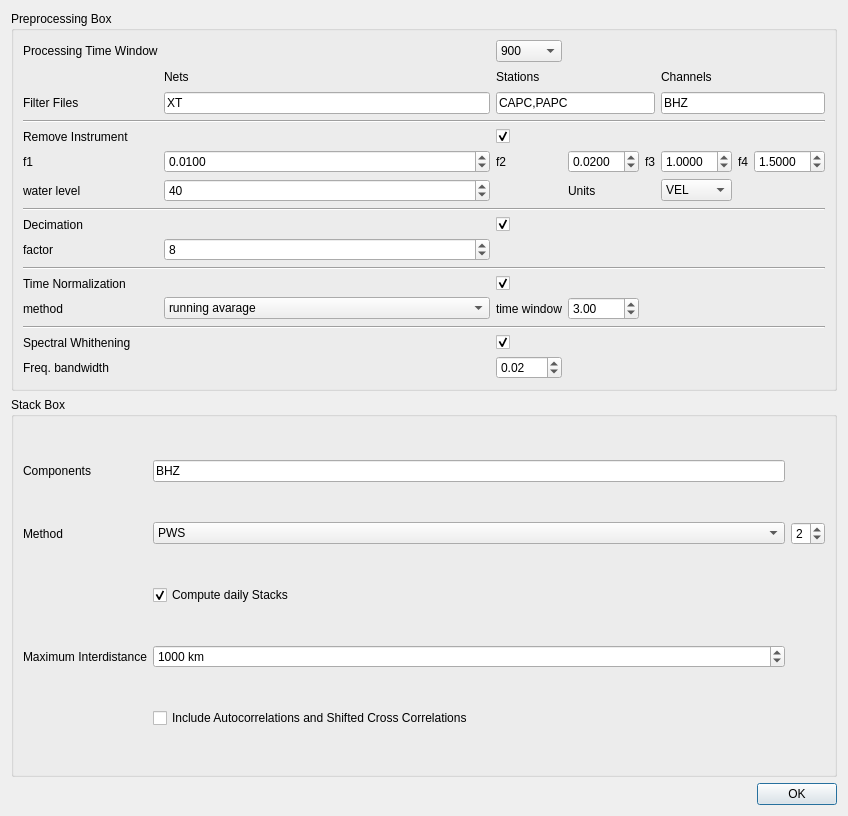
Before: the Qt Designer form isp/resources/designer_uis/SettingsDialogNoise.ui in ProjectISP/ISP, drawn with Qt 5.
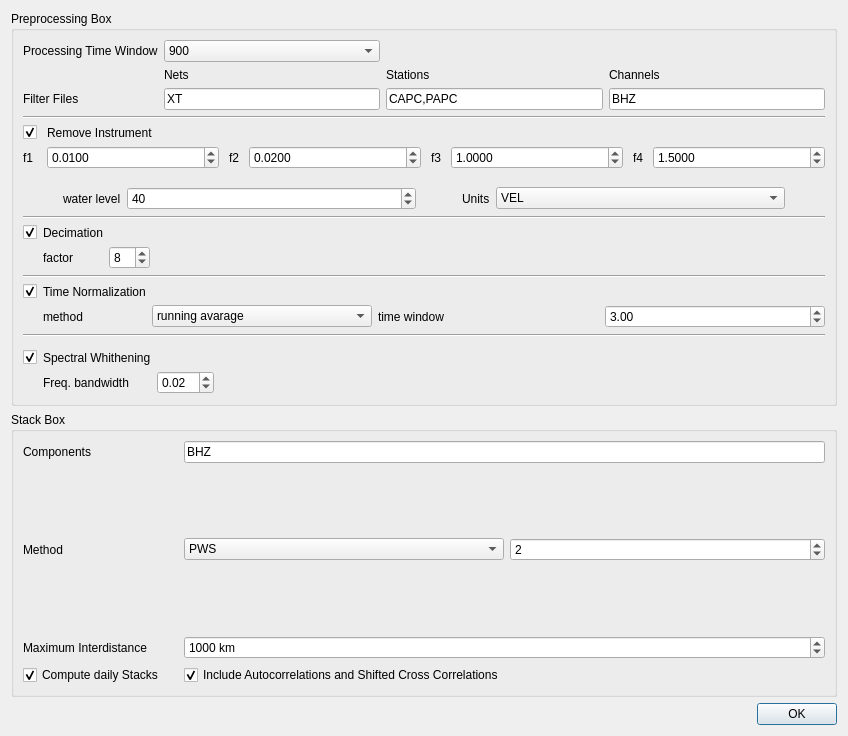
After: the same form once the commit is applied.

Commit message: SettingsDialogNoise designed new

```diff
--- a/isp/resources/designer_uis/SettingsDialogNoise.ui
+++ b/isp/resources/designer_uis/SettingsDialogNoise.ui
@@ -7,7 +7,7 @@
     <x>0</x>
     <y>0</y>
     <width>848</width>
-    <height>816</height>
+    <height>736</height>
    </rect>
   </property>
   <property name="windowTitle">
@@ -19,14 +19,79 @@
      <property name="title">
       <string>Preprocessing Box</string>
      </property>
-     <layout class="QGridLayout" name="gridLayout">
+     <layout class="QVBoxLayout" name="verticalLayout_3">
+      <item>
+       <layout class="QGridLayout" name="gridLayout_2">
+        <property name="topMargin">
+         <number>0</number>
+        </property>
+        <item row="0" column="0">
+         <widget class="QLabel" name="label_17">
+          <property name="sizePolicy">
+           <sizepolicy hsizetype="Maximum" vsizetype="Preferred">
+            <horstretch>0</horstretch>
+            <verstretch>0</verstretch>
+           </sizepolicy>
+          </property>
+          <property name="text">
+           <string>Processing Time Window</string>
+          </property>
+         </widget>
+        </item>
       <item row="2" column="1">
        <widget class="QLineEdit" name="lineEditNets">
+          <property name="sizePolicy">
+           <sizepolicy hsizetype="Expanding" vsizetype="Fixed">
+            <horstretch>0</horstretch>
+            <verstretch>0</verstretch>
+           </sizepolicy>
+          </property>
         <property name="text">
          <string>XT</string>
         </property>
        </widget>
       </item>
+        <item row="2" column="2">
+         <widget class="QLineEdit" name="lineEditStations">
+          <property name="text">
+           <string>CAPC,PAPC</string>
+          </property>
+         </widget>
+        </item>
+        <item row="2" column="0">
+         <widget class="QLabel" name="label_18">
+          <property name="sizePolicy">
+           <sizepolicy hsizetype="Maximum" vsizetype="Preferred">
+            <horstretch>0</horstretch>
+            <verstretch>0</verstretch>
+           </sizepolicy>
+          </property>
+          <property name="text">
+           <string>Filter Files</string>
+          </property>
+         </widget>
+        </item>
+        <item row="2" column="3">
+         <widget class="QLineEdit" name="lineEditChannels">
+          <property name="text">
+           <string>BHZ</string>
+          </property>
+         </widget>
+        </item>
+        <item row="1" column="3">
+         <widget class="QLabel" name="label_21">
+          <property name="text">
+           <string>Channels</string>
+          </property>
+         </widget>
+        </item>
+        <item row="1" column="2">
+         <widget class="QLabel" name="label_20">
+          <property name="text">
+           <string>Stations</string>
+          </property>
+         </widget>
+        </item>
       <item row="1" column="1">
        <widget class="QLabel" name="label_19">
         <property name="text">
@@ -34,89 +99,75 @@
         </property>
        </widget>
       </item>
-      <item row="16" column="2">
-       <widget class="QDoubleSpinBox" name="freqbandwidth">
-        <property name="value">
-         <double>0.020000000000000</double>
-        </property>
-       </widget>
-      </item>
-      <item row="11" column="0" colspan="8">
-       <widget class="Line" name="line_6">
-        <property name="orientation">
-         <enum>Qt::Horizontal</enum>
-        </property>
-       </widget>
-      </item>
-      <item row="4" column="0" colspan="2">
-       <widget class="QLabel" name="label_5">
-        <property name="styleSheet">
-         <string notr="true">font: 13pt &quot;.AppleSystemUIFont&quot;;</string>
-        </property>
+        <item row="0" column="1">
+         <widget class="QComboBox" name="timeWindowCB">
+          <property name="sizePolicy">
+           <sizepolicy hsizetype="Preferred" vsizetype="Fixed">
+            <horstretch>0</horstretch>
+            <verstretch>0</verstretch>
+           </sizepolicy>
+          </property>
+          <item>
+           <property name="text">
+            <string>900</string>
+           </property>
+          </item>
+          <item>
         <property name="text">
-         <string>Remove Instrument</string>
-        </property>
-       </widget>
-      </item>
-      <item row="8" column="0" colspan="8">
-       <widget class="Line" name="line">
-        <property name="orientation">
-         <enum>Qt::Horizontal</enum>
-        </property>
-       </widget>
-      </item>
-      <item row="13" column="0">
-       <widget class="QLabel" name="label_9">
+            <string>1300</string>
+           </property>
+          </item>
+          <item>
+           <property name="text">
+            <string>3600</string>
+           </property>
+          </item>
+          <item>
         <property name="text">
-         <string>method</string>
-        </property>
-       </widget>
-      </item>
-      <item row="10" column="1">
-       <widget class="QSpinBox" name="factor">
-        <property name="value">
-         <number>8</number>
-        </property>
-       </widget>
-      </item>
-      <item row="9" column="0" colspan="2">
-       <widget class="QLabel" name="label_6">
-        <property name="text">
-         <string>Decimation</string>
+            <string>4900</string>
+           </property>
+          </item>
+          <item>
+           <property name="text">
+            <string>7200</string>
+           </property>
+          </item>
+         </widget>
+        </item>
+       </layout>
+      </item>
+      <item>
+       <widget class="Line" name="line_3">
+        <property name="orientation">
+         <enum>Qt::Horizontal</enum>
         </property>
        </widget>
       </item>
-      <item row="12" column="2">
-       <widget class="QCheckBox" name="time_normalizationCB">
-        <property name="text">
-         <string/>
+      <item>
+       <layout class="QGridLayout" name="gridLayout_4">
+        <property name="topMargin">
+         <number>0</number>
         </property>
-        <property name="checked">
-         <bool>true</bool>
+        <property name="horizontalSpacing">
+         <number>10</number>
         </property>
-       </widget>
-      </item>
-      <item row="12" column="0" colspan="2">
-       <widget class="QLabel" name="label_3">
-        <property name="text">
-         <string>Time Normalization</string>
-        </property>
-       </widget>
-      </item>
-      <item row="9" column="2">
-       <widget class="QCheckBox" name="decimationCB">
+        <item row="1" column="2">
+         <widget class="QLabel" name="label_2">
+          <property name="sizePolicy">
+           <sizepolicy hsizetype="Maximum" vsizetype="Preferred">
+            <horstretch>0</horstretch>
+            <verstretch>0</verstretch>
+           </sizepolicy>
+          </property>
         <property name="text">
-         <string/>
-        </property>
-        <property name="checked">
-         <bool>true</bool>
-        </property>
-       </widget>
-      </item>
-      <item row="6" column="0">
+           <string>f2</string>
+          </property>
+         </widget>
+        </item>
+        <item row="1" column="0">
        <widget class="QLabel" name="label">
         <property name="sizePolicy">
-         <sizepolicy hsizetype="Minimum" vsizetype="Preferred">
+           <sizepolicy hsizetype="Maximum" vsizetype="Preferred">
           <horstretch>0</horstretch>
           <verstretch>0</verstretch>
          </sizepolicy>
@@ -126,15 +177,21 @@
         </property>
        </widget>
       </item>
-      <item row="10" column="0">
-       <widget class="QLabel" name="label_8">
-        <property name="text">
-         <string>factor</string>
-        </property>
-       </widget>
-      </item>
-      <item row="6" column="5">
-       <widget class="QDoubleSpinBox" name="f3">
+        <item row="1" column="1">
+         <widget class="QDoubleSpinBox" name="f1">
+          <property name="decimals">
+           <number>4</number>
+          </property>
+          <property name="singleStep">
+           <double>0.010000000000000</double>
+          </property>
+          <property name="value">
+           <double>0.010000000000000</double>
+          </property>
+         </widget>
+        </item>
+        <item row="1" column="3">
+         <widget class="QDoubleSpinBox" name="f2">
         <property name="decimals">
          <number>4</number>
         </property>
@@ -142,18 +199,27 @@
          <double>0.010000000000000</double>
         </property>
         <property name="value">
-         <double>1.000000000000000</double>
+           <double>0.020000000000000</double>
         </property>
        </widget>
       </item>
-      <item row="7" column="3">
-       <widget class="QLabel" name="label_14">
+        <item row="0" column="0">
+         <widget class="QCheckBox" name="remove_responseCB">
+          <property name="sizePolicy">
+           <sizepolicy hsizetype="Maximum" vsizetype="Fixed">
+            <horstretch>0</horstretch>
+            <verstretch>0</verstretch>
+           </sizepolicy>
+          </property>
         <property name="text">
-         <string>Units</string>
-        </property>
-       </widget>
-      </item>
-      <item row="6" column="4">
+           <string/>
+          </property>
+          <property name="checked">
+           <bool>true</bool>
+          </property>
+         </widget>
+        </item>
+        <item row="1" column="4">
        <widget class="QLabel" name="label_4">
         <property name="sizePolicy">
          <sizepolicy hsizetype="Maximum" vsizetype="Preferred">
@@ -166,47 +232,8 @@
         </property>
        </widget>
       </item>
-      <item row="7" column="5">
-       <widget class="QComboBox" name="unitsCB">
-        <item>
-         <property name="text">
-          <string>VEL</string>
-         </property>
-        </item>
-        <item>
-         <property name="text">
-          <string>DISP</string>
-         </property>
-        </item>
-        <item>
-         <property name="text">
-          <string>ACC</string>
-         </property>
-        </item>
-       </widget>
-      </item>
-      <item row="14" column="0" colspan="8">
-       <widget class="Line" name="line_2">
-        <property name="orientation">
-         <enum>Qt::Horizontal</enum>
-        </property>
-       </widget>
-      </item>
-      <item row="6" column="2">
-       <widget class="QLabel" name="label_2">
-        <property name="sizePolicy">
-         <sizepolicy hsizetype="Minimum" vsizetype="Preferred">
-          <horstretch>0</horstretch>
-          <verstretch>0</verstretch>
-         </sizepolicy>
-        </property>
-        <property name="text">
-         <string>f2</string>
-        </property>
-       </widget>
-      </item>
-      <item row="6" column="7">
-       <widget class="QDoubleSpinBox" name="f4">
+        <item row="1" column="5">
+         <widget class="QDoubleSpinBox" name="f3">
         <property name="decimals">
          <number>4</number>
         </property>
@@ -214,19 +241,25 @@
          <double>0.010000000000000</double>
         </property>
         <property name="value">
-         <double>1.500000000000000</double>
+           <double>1.000000000000000</double>
         </property>
        </widget>
       </item>
-      <item row="6" column="6">
+        <item row="1" column="6">
        <widget class="QLabel" name="label_7">
+          <property name="sizePolicy">
+           <sizepolicy hsizetype="Maximum" vsizetype="Preferred">
+            <horstretch>0</horstretch>
+            <verstretch>0</verstretch>
+           </sizepolicy>
+          </property>
         <property name="text">
          <string>f4</string>
         </property>
        </widget>
       </item>
-      <item row="6" column="1">
-       <widget class="QDoubleSpinBox" name="f1">
+        <item row="1" column="7">
+         <widget class="QDoubleSpinBox" name="f4">
         <property name="decimals">
          <number>4</number>
         </property>
@@ -234,46 +267,287 @@
          <double>0.010000000000000</double>
         </property>
         <property name="value">
-         <double>0.010000000000000</double>
+           <double>1.500000000000000</double>
         </property>
        </widget>
       </item>
-      <item row="7" column="0">
+        <item row="0" column="1" colspan="7">
+         <widget class="QLabel" name="label_5">
+          <property name="styleSheet">
+           <string notr="true">font: 13pt &quot;.AppleSystemUIFont&quot;;</string>
+          </property>
+          <property name="text">
+           <string>Remove Instrument</string>
+          </property>
+         </widget>
+        </item>
+       </layout>
+      </item>
+      <item>
+       <layout class="QHBoxLayout" name="horizontalLayout">
+        <property name="topMargin">
+         <number>12</number>
+        </property>
+        <item>
+         <spacer name="horizontalSpacer">
+          <property name="orientation">
+           <enum>Qt::Horizontal</enum>
+          </property>
+          <property name="sizeType">
+           <enum>QSizePolicy::Fixed</enum>
+          </property>
+          <property name="sizeHint" stdset="0">
+           <size>
+            <width>40</width>
+            <height>20</height>
+           </size>
+          </property>
+         </spacer>
+        </item>
+        <item>
        <widget class="QLabel" name="label_13">
+          <property name="sizePolicy">
+           <sizepolicy hsizetype="Maximum" vsizetype="Preferred">
+            <horstretch>0</horstretch>
+            <verstretch>0</verstretch>
+           </sizepolicy>
+          </property>
         <property name="text">
          <string>water level</string>
         </property>
        </widget>
       </item>
-      <item row="7" column="1">
+        <item>
        <widget class="QSpinBox" name="waterlevelSB">
+          <property name="sizePolicy">
+           <sizepolicy hsizetype="Preferred" vsizetype="Fixed">
+            <horstretch>0</horstretch>
+            <verstretch>0</verstretch>
+           </sizepolicy>
+          </property>
         <property name="value">
          <number>40</number>
         </property>
        </widget>
       </item>
-      <item row="3" column="0" colspan="8">
-       <widget class="Line" name="line_3">
+        <item>
+         <spacer name="horizontalSpacer_2">
         <property name="orientation">
          <enum>Qt::Horizontal</enum>
         </property>
-       </widget>
-      </item>
-      <item row="15" column="0">
-       <widget class="QLabel" name="label_11">
+          <property name="sizeType">
+           <enum>QSizePolicy::Fixed</enum>
+          </property>
+          <property name="sizeHint" stdset="0">
+           <size>
+            <width>40</width>
+            <height>20</height>
+           </size>
+          </property>
+         </spacer>
+        </item>
+        <item>
+         <widget class="QLabel" name="label_14">
+          <property name="sizePolicy">
+           <sizepolicy hsizetype="Maximum" vsizetype="Preferred">
+            <horstretch>0</horstretch>
+            <verstretch>0</verstretch>
+           </sizepolicy>
+          </property>
+          <property name="text">
+           <string>Units</string>
+          </property>
+         </widget>
+        </item>
+        <item>
+         <widget class="QComboBox" name="unitsCB">
+          <property name="sizePolicy">
+           <sizepolicy hsizetype="Preferred" vsizetype="Fixed">
+            <horstretch>0</horstretch>
+            <verstretch>0</verstretch>
+           </sizepolicy>
+          </property>
+          <item>
         <property name="text">
-         <string>Spectral Whithening</string>
-        </property>
-       </widget>
-      </item>
-      <item row="13" column="2">
+            <string>VEL</string>
+           </property>
+          </item>
+          <item>
+           <property name="text">
+            <string>DISP</string>
+           </property>
+          </item>
+          <item>
+           <property name="text">
+            <string>ACC</string>
+           </property>
+          </item>
+         </widget>
+        </item>
+        <item>
+         <spacer name="horizontalSpacer_3">
+          <property name="orientation">
+           <enum>Qt::Horizontal</enum>
+          </property>
+          <property name="sizeType">
+           <enum>QSizePolicy::Fixed</enum>
+          </property>
+          <property name="sizeHint" stdset="0">
+           <size>
+            <width>40</width>
+            <height>20</height>
+           </size>
+          </property>
+         </spacer>
+        </item>
+       </layout>
+      </item>
+      <item>
+       <widget class="Line" name="line">
+        <property name="orientation">
+         <enum>Qt::Horizontal</enum>
+        </property>
+       </widget>
+      </item>
+      <item>
+       <layout class="QGridLayout" name="gridLayout_3">
+        <property name="topMargin">
+         <number>0</number>
+        </property>
+        <item row="1" column="1">
+         <widget class="QLabel" name="label_8">
+          <property name="sizePolicy">
+           <sizepolicy hsizetype="Preferred" vsizetype="Preferred">
+            <horstretch>0</horstretch>
+            <verstretch>0</verstretch>
+           </sizepolicy>
+          </property>
+          <property name="text">
+           <string>factor</string>
+          </property>
+         </widget>
+        </item>
+        <item row="0" column="0">
+         <widget class="QCheckBox" name="decimationCB">
+          <property name="sizePolicy">
+           <sizepolicy hsizetype="Maximum" vsizetype="Fixed">
+            <horstretch>0</horstretch>
+            <verstretch>0</verstretch>
+           </sizepolicy>
+          </property>
+          <property name="text">
+           <string/>
+          </property>
+          <property name="checked">
+           <bool>true</bool>
+          </property>
+         </widget>
+        </item>
+        <item row="0" column="1">
+         <widget class="QLabel" name="label_6">
+          <property name="text">
+           <string>Decimation</string>
+          </property>
+         </widget>
+        </item>
+        <item row="1" column="2">
+         <widget class="QSpinBox" name="factor">
+          <property name="sizePolicy">
+           <sizepolicy hsizetype="Preferred" vsizetype="Fixed">
+            <horstretch>0</horstretch>
+            <verstretch>0</verstretch>
+           </sizepolicy>
+          </property>
+          <property name="value">
+           <number>8</number>
+          </property>
+         </widget>
+        </item>
+        <item row="1" column="3">
+         <spacer name="horizontalSpacer_4">
+          <property name="orientation">
+           <enum>Qt::Horizontal</enum>
+          </property>
+          <property name="sizeHint" stdset="0">
+           <size>
+            <width>40</width>
+            <height>20</height>
+           </size>
+          </property>
+         </spacer>
+        </item>
+       </layout>
+      </item>
+      <item>
+       <widget class="Line" name="line_6">
+        <property name="orientation">
+         <enum>Qt::Horizontal</enum>
+        </property>
+       </widget>
+      </item>
+      <item>
+       <layout class="QGridLayout" name="gridLayout_6">
+        <property name="topMargin">
+         <number>0</number>
+        </property>
+        <item row="1" column="2">
+         <widget class="QComboBox" name="timenorm">
+          <item>
+           <property name="text">
+            <string>running avarage</string>
+           </property>
+          </item>
+          <item>
+           <property name="text">
+            <string>1 bit</string>
+           </property>
+          </item>
+         </widget>
+        </item>
+        <item row="1" column="3">
        <widget class="QLabel" name="label_10">
         <property name="text">
          <string>time window</string>
         </property>
        </widget>
       </item>
-      <item row="13" column="3">
+        <item row="1" column="1">
+         <widget class="QLabel" name="label_9">
+          <property name="sizePolicy">
+           <sizepolicy hsizetype="Maximum" vsizetype="Preferred">
+            <horstretch>0</horstretch>
+            <verstretch>0</verstretch>
+           </sizepolicy>
+          </property>
+          <property name="text">
+           <string>method</string>
+          </property>
+         </widget>
+        </item>
+        <item row="0" column="1">
+         <widget class="QLabel" name="label_3">
+          <property name="text">
+           <string>Time Normalization</string>
+          </property>
+         </widget>
+        </item>
+        <item row="0" column="0">
+         <widget class="QCheckBox" name="time_normalizationCB">
+          <property name="sizePolicy">
+           <sizepolicy hsizetype="Maximum" vsizetype="Fixed">
+            <horstretch>0</horstretch>
+            <verstretch>0</verstretch>
+           </sizepolicy>
+          </property>
+          <property name="text">
+           <string/>
+          </property>
+          <property name="checked">
+           <bool>true</bool>
+          </property>
+         </widget>
+        </item>
+        <item row="1" column="4">
        <widget class="QDoubleSpinBox" name="timewindow">
         <property name="singleStep">
          <double>1.000000000000000</double>
@@ -283,130 +557,77 @@
         </property>
        </widget>
       </item>
-      <item row="16" column="0">
+       </layout>
+      </item>
+      <item>
+       <widget class="Line" name="line_2">
+        <property name="orientation">
+         <enum>Qt::Horizontal</enum>
+        </property>
+       </widget>
+      </item>
+      <item>
+       <layout class="QGridLayout" name="gridLayout_7">
+        <property name="topMargin">
+         <number>7</number>
+        </property>
+        <item row="0" column="0">
+         <widget class="QCheckBox" name="whitheningCB">
+          <property name="sizePolicy">
+           <sizepolicy hsizetype="Maximum" vsizetype="Fixed">
+            <horstretch>0</horstretch>
+            <verstretch>0</verstretch>
+           </sizepolicy>
+          </property>
+          <property name="text">
+           <string/>
+          </property>
+          <property name="checked">
+           <bool>true</bool>
+          </property>
+         </widget>
+        </item>
+        <item row="1" column="2">
+         <widget class="QDoubleSpinBox" name="freqbandwidth">
+          <property name="value">
+           <double>0.020000000000000</double>
+          </property>
+         </widget>
+        </item>
+        <item row="0" column="1">
+         <widget class="QLabel" name="label_11">
+          <property name="text">
+           <string>Spectral Whithening</string>
+          </property>
+         </widget>
+        </item>
+        <item row="1" column="1">
        <widget class="QLabel" name="label_12">
+          <property name="sizePolicy">
+           <sizepolicy hsizetype="Maximum" vsizetype="Preferred">
+            <horstretch>0</horstretch>
+            <verstretch>0</verstretch>
+           </sizepolicy>
+          </property>
         <property name="text">
          <string>Freq. bandwidth</string>
         </property>
        </widget>
       </item>
-      <item row="13" column="1">
-       <widget class="QComboBox" name="timenorm">
-        <item>
-         <property name="text">
-          <string>running avarage</string>
-         </property>
-        </item>
-        <item>
-         <property name="text">
-          <string>1 bit</string>
-         </property>
+        <item row="1" column="3">
+         <spacer name="horizontalSpacer_5">
+          <property name="orientation">
+           <enum>Qt::Horizontal</enum>
+          </property>
+          <property name="sizeHint" stdset="0">
+           <size>
+            <width>40</width>
+            <height>20</height>
+           </size>
+          </property>
+         </spacer>
         </item>
-       </widget>
-      </item>
-      <item row="0" column="0">
-       <widget class="QLabel" name="label_17">
-        <property name="text">
-         <string>Processing Time Window</string>
-        </property>
-       </widget>
-      </item>
-      <item row="15" column="2">
-       <widget class="QCheckBox" name="whitheningCB">
-        <property name="text">
-         <string/>
-        </property>
-        <property name="checked">
-         <bool>true</bool>
-        </property>
-       </widget>
-      </item>
-      <item row="2" column="0">
-       <widget class="QLabel" name="label_18">
-        <property name="text">
-         <string>Filter Files</string>
-        </property>
-       </widget>
-      </item>
-      <item row="0" column="2">
-       <widget class="QComboBox" name="timeWindowCB">
-        <item>
-         <property name="text">
-          <string>900</string>
-         </property>
-        </item>
-        <item>
-         <property name="text">
-          <string>1300</string>
-         </property>
-        </item>
-        <item>
-         <property name="text">
-          <string>3600</string>
-         </property>
-        </item>
-        <item>
-         <property name="text">
-          <string>4900</string>
-         </property>
-        </item>
-        <item>
-         <property name="text">
-          <string>7200</string>
-         </property>
-        </item>
-       </widget>
-      </item>
-      <item row="1" column="2">
-       <widget class="QLabel" name="label_20">
-        <property name="text">
-         <string>Stations</string>
-        </property>
-       </widget>
-      </item>
-      <item row="6" column="3">
-       <widget class="QDoubleSpinBox" name="f2">
-        <property name="decimals">
-         <number>4</number>
-        </property>
-        <property name="singleStep">
-         <double>0.100000000000000</double>
-        </property>
-        <property name="value">
-         <double>0.020000000000000</double>
-        </property>
-       </widget>
-      </item>
-      <item row="1" column="5">
-       <widget class="QLabel" name="label_21">
-        <property name="text">
-         <string>Channels</string>
-        </property>
-       </widget>
-      </item>
-      <item row="2" column="2" colspan="3">
-       <widget class="QLineEdit" name="lineEditStations">
-        <property name="text">
-         <string>CAPC,PAPC</string>
-        </property>
-       </widget>
-      </item>
-      <item row="2" column="5" colspan="3">
-       <widget class="QLineEdit" name="lineEditChannels">
-        <property name="text">
-         <string>BHZ</string>
-        </property>
-       </widget>
-      </item>
-      <item row="4" column="2" colspan="6">
-       <widget class="QCheckBox" name="remove_responseCB">
-        <property name="text">
-         <string/>
-        </property>
-        <property name="checked">
-         <bool>true</bool>
-        </property>
-       </widget>
+       </layout>
       </item>
      </layout>
     </widget>
@@ -416,79 +637,24 @@
      <property name="title">
       <string>Stack Box</string>
      </property>
-     <layout class="QGridLayout" name="gridLayout_3">
-      <item row="4" column="3">
-       <widget class="QCheckBox" name="autocorrCB">
-        <property name="text">
-         <string>Include Autocorrelations and Shifted Cross Correlations</string>
-        </property>
-        <property name="checked">
-         <bool>false</bool>
-        </property>
-       </widget>
-      </item>
-      <item row="3" column="1">
-       <widget class="QLabel" name="label_22">
-        <property name="text">
-         <string>Maximum Interdistance</string>
-        </property>
-       </widget>
-      </item>
-      <item row="1" column="4">
-       <widget class="QSpinBox" name="powerSB">
-        <property name="minimum">
-         <number>1</number>
-        </property>
-        <property name="maximum">
-         <number>8</number>
-        </property>
-        <property name="value">
-         <number>2</number>
-        </property>
-       </widget>
-      </item>
-      <item row="0" column="1">
+     <layout class="QVBoxLayout" name="verticalLayout_2">
+      <item>
+       <layout class="QGridLayout" name="gridLayout_5">
+        <item row="0" column="0">
        <widget class="QLabel" name="label_16">
         <property name="text">
          <string>Components</string>
         </property>
        </widget>
       </item>
-      <item row="1" column="3">
-       <widget class="QComboBox" name="stackCB">
-        <item>
-         <property name="text">
-          <string>PWS</string>
-         </property>
-        </item>
-        <item>
-         <property name="text">
-          <string>Linear</string>
-         </property>
-        </item>
-        <item>
-         <property name="text">
-          <string>nrooth</string>
-         </property>
-        </item>
-       </widget>
-      </item>
-      <item row="1" column="1">
-       <widget class="QLabel" name="label_15">
-        <property name="text">
-         <string>Method</string>
-        </property>
-       </widget>
-      </item>
-      <item row="0" column="3">
-       <widget class="QLineEdit" name="componentsLE">
-        <property name="text">
-         <string>BHZ</string>
-        </property>
-       </widget>
-      </item>
-      <item row="3" column="3">
+        <item row="3" column="1" colspan="3">
        <widget class="QSpinBox" name="max_distanceBtn">
+          <property name="sizePolicy">
+           <sizepolicy hsizetype="Preferred" vsizetype="Fixed">
+            <horstretch>0</horstretch>
+            <verstretch>0</verstretch>
+           </sizepolicy>
+          </property>
         <property name="suffix">
          <string> km</string>
         </property>
@@ -500,7 +666,66 @@
         </property>
        </widget>
       </item>
-      <item row="2" column="3">
+        <item row="1" column="0" rowspan="2">
+         <widget class="QLabel" name="label_15">
+          <property name="text">
+           <string>Method</string>
+          </property>
+         </widget>
+        </item>
+        <item row="1" column="1" rowspan="2">
+         <widget class="QComboBox" name="stackCB">
+          <property name="sizePolicy">
+           <sizepolicy hsizetype="Preferred" vsizetype="Fixed">
+            <horstretch>0</horstretch>
+            <verstretch>0</verstretch>
+           </sizepolicy>
+          </property>
+          <item>
+           <property name="text">
+            <string>PWS</string>
+           </property>
+          </item>
+          <item>
+           <property name="text">
+            <string>Linear</string>
+           </property>
+          </item>
+          <item>
+           <property name="text">
+            <string>nrooth</string>
+           </property>
+          </item>
+         </widget>
+        </item>
+        <item row="3" column="0">
+         <widget class="QLabel" name="label_22">
+          <property name="text">
+           <string>Maximum Interdistance</string>
+          </property>
+         </widget>
+        </item>
+        <item row="0" column="1" colspan="3">
+         <widget class="QLineEdit" name="componentsLE">
+          <property name="text">
+           <string>BHZ</string>
+          </property>
+         </widget>
+        </item>
+        <item row="1" column="2" rowspan="2" colspan="2">
+         <widget class="QSpinBox" name="powerSB">
+          <property name="minimum">
+           <number>1</number>
+          </property>
+          <property name="maximum">
+           <number>8</number>
+          </property>
+          <property name="value">
+           <number>2</number>
+          </property>
+         </widget>
+        </item>
+        <item row="4" column="0">
        <widget class="QCheckBox" name="dailyStacksCB">
         <property name="text">
          <string>Compute daily Stacks</string>
@@ -509,6 +734,18 @@
          <bool>true</bool>
         </property>
        </widget>
+        </item>
+        <item row="4" column="1">
+         <widget class="QCheckBox" name="autocorrCB">
+          <property name="text">
+           <string>Include Autocorrelations and Shifted Cross Correlations</string>
+          </property>
+          <property name="checked">
+           <bool>true</bool>
+          </property>
+         </widget>
+        </item>
+       </layout>
       </item>
      </layout>
     </widget>
```
Left out of the diff: 2 changed lines with no effect on the pictures. Lines whose indentation alone changed are shown as unchanged.
